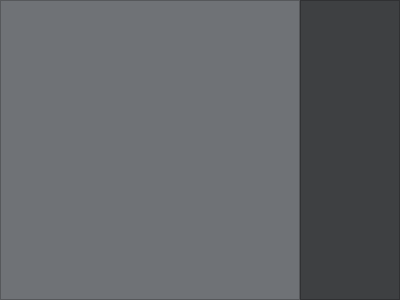
TheoFRASSI/GaleriePhotoIHM, file imagewindow.ui: the form before one commit.
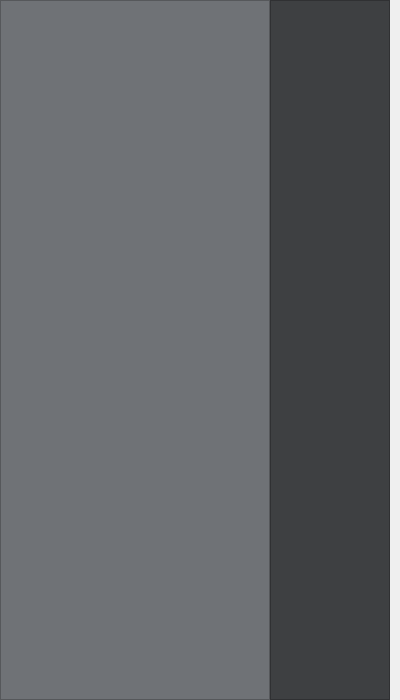
The form after the commit.

What changed in the file:
```diff
--- a/imagewindow.ui
+++ b/imagewindow.ui
@@ -548,7 +548,7 @@
             <rect>
              <x>0</x>
              <y>0</y>
-             <width>294</width>
+             <width>265</width>
              <height>274</height>
             </rect>
            </property>
@@ -580,18 +580,30 @@
      <property name="spacing">
       <number>0</number>
      </property>
+     <property name="leftMargin">
+      <number>0</number>
+     </property>
+     <property name="topMargin">
+      <number>0</number>
+     </property>
+     <property name="rightMargin">
+      <number>10</number>
+     </property>
+     <property name="bottomMargin">
+      <number>0</number>
+     </property>
      <item>
       <widget class="QFrame" name="menuFrame">
        <property name="minimumSize">
         <size>
-         <width>100</width>
-         <height>0</height>
+         <width>120</width>
+         <height>700</height>
         </size>
        </property>
        <property name="maximumSize">
         <size>
-         <width>100</width>
-         <height>16777215</height>
+         <width>120</width>
+         <height>700</height>
         </size>
        </property>
        <property name="palette">
@@ -1047,16 +1059,32 @@
        </property>
        <layout class="QVBoxLayout" name="verticalLayout_11">
         <property name="spacing">
-         <number>0</number>
+         <number>20</number>
         </property>
         <property name="leftMargin">
-         <number>10</number>
+         <number>0</number>
+        </property>
+        <property name="topMargin">
+         <number>0</number>
         </property>
         <property name="rightMargin">
-         <number>10</number>
+         <number>0</number>
         </property>
+        <property name="bottomMargin">
+         <number>0</number>
+        </property>
         <item>
-         <layout class="QVBoxLayout" name="verticalLayout_3"/>
+         <spacer name="verticalSpacer">
+          <property name="orientation">
+           <enum>Qt::Vertical</enum>
+          </property>
+          <property name="sizeHint" stdset="0">
+           <size>
+            <width>20</width>
+            <height>40</height>
+           </size>
+          </property>
+         </spacer>
         </item>
         <item>
          <layout class="QVBoxLayout" name="vertLayoutButtonOrdreCouleur"/>
@@ -1074,7 +1102,17 @@
          <layout class="QVBoxLayout" name="verticalLayout_10"/>
         </item>
         <item>
-         <layout class="QVBoxLayout" name="vertLayoutButtonOdreFavorie"/>
+         <spacer name="verticalSpacer_2">
+          <property name="orientation">
+           <enum>Qt::Vertical</enum>
+          </property>
+          <property name="sizeHint" stdset="0">
+           <size>
+            <width>20</width>
+            <height>40</height>
+           </size>
+          </property>
+         </spacer>
         </item>
        </layout>
       </widget>
```
Left out of the diff: 10 changed lines with no effect on the pictures.
